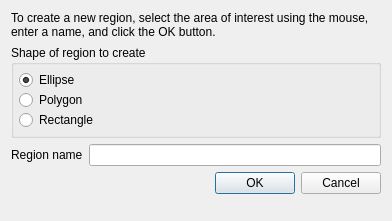
Old version of the form src/resources/ui_new_region_dialog.ui in the repository ianthomas23/QACD-quack.
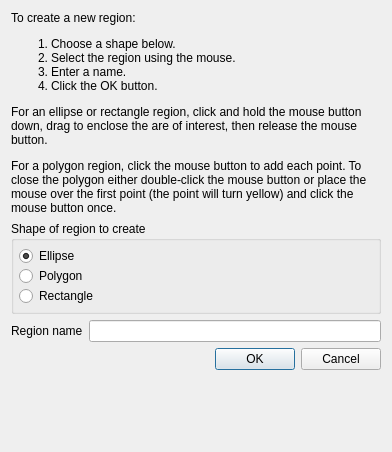
New version of the form.

Commit message: Completed regions including tests and tutorial

```diff
--- a/src/resources/ui_new_region_dialog.ui
+++ b/src/resources/ui_new_region_dialog.ui
@@ -7,7 +7,7 @@
     <x>0</x>
     <y>0</y>
     <width>392</width>
-    <height>221</height>
+    <height>452</height>
    </rect>
   </property>
   <property name="windowTitle">
@@ -17,7 +17,17 @@
    <item row="0" column="0" colspan="2">
     <widget class="QLabel" name="label_2">
      <property name="text">
-      <string>To create a new region, select the area of interest using the mouse, enter a name, and click the OK button.</string>
+      <string>&lt;html&gt;&lt;head/&gt;&lt;body&gt;&lt;p&gt;To create a new region:
+&lt;ol&gt;
+&lt;li&gt;Choose a shape below.&lt;/li&gt;
+&lt;li&gt;Select the region using the mouse.&lt;/li&gt;
+&lt;li&gt;Enter a name.&lt;/li&gt;
+&lt;li&gt;Click the OK button.&lt;/li&gt;
+&lt;/ol&gt;
+For an ellipse or rectangle region, click and hold the mouse button down, drag to enclose the are of interest, then release the mouse button.&lt;/p&gt;
+&lt;p&gt;For a polygon region, click the mouse button to add each point. To close the polygon either double-click the mouse button or place the mouse over the first point (the point will turn yellow) and click the mouse button once.
+&lt;/p&gt;
+&lt;/body&gt;&lt;/html&gt;</string>
      </property>
      <property name="wordWrap">
       <bool>true</bool>
```
The commit also changes 7 other files.
